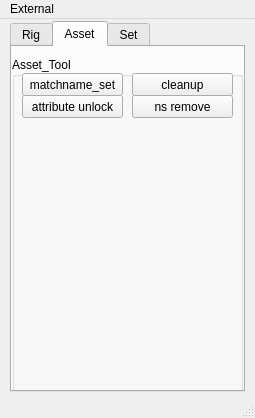
First picture: the form in python/KJY_UI.ui, repository sumtting/KJY, before the edit.
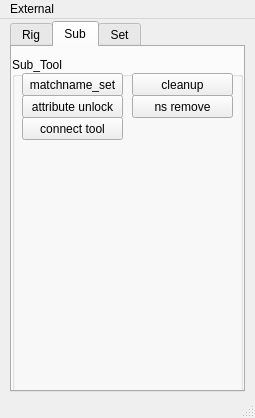
Second picture: the form after the edit. The open tabs and pages were chosen to show the change.

Patch:
```diff
--- a/python/KJY_UI.ui
+++ b/python/KJY_UI.ui
@@ -759,7 +759,7 @@
     </widget>
     <widget class="QWidget" name="Asset_tab">
      <attribute name="title">
-      <string>Asset</string>
+      <string>Sub</string>
      </attribute>
      <widget class="QWidget" name="verticalLayoutWidget_2">
       <property name="geometry">
@@ -777,7 +777,7 @@
           <bool>true</bool>
          </property>
          <property name="title">
-          <string>Asset_Tool</string>
+          <string>Sub_Tool</string>
          </property>
          <widget class="QPushButton" name="matchname_set_btn">
           <property name="geometry">
@@ -843,6 +843,22 @@
            <string>attribute unlock</string>
           </property>
          </widget>
+         <widget class="QPushButton" name="connect_tool_btn">
+          <property name="geometry">
+           <rect>
+            <x>10</x>
+            <y>60</y>
+            <width>101</width>
+            <height>23</height>
+           </rect>
+          </property>
+          <property name="toolTip">
+           <string>&lt;html&gt;&lt;head/&gt;&lt;body&gt;&lt;p&gt;선택한 object의 Attribute를 모두 unlock&lt;/p&gt;&lt;/body&gt;&lt;/html&gt;</string>
+          </property>
+          <property name="text">
+           <string>connect tool</string>
+          </property>
+         </widget>
         </widget>
        </item>
       </layout>
```
Left out of the diff: 5 changed lines with no effect on the pictures.
